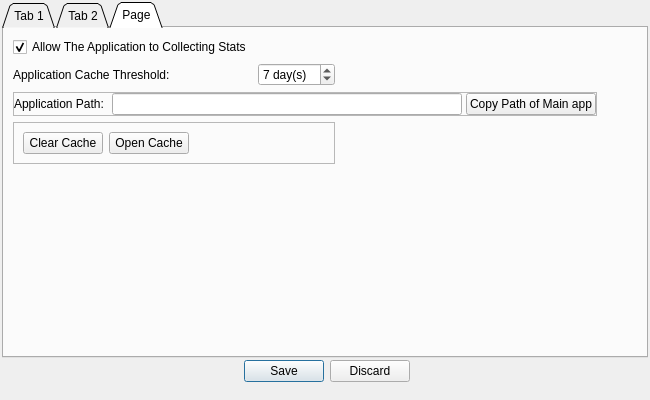
This is GUI_TranslateAndTTS/form.ui in AceCentre/AACSpeakHelper as Qt 5 draws it before an edit. The edited form follows.
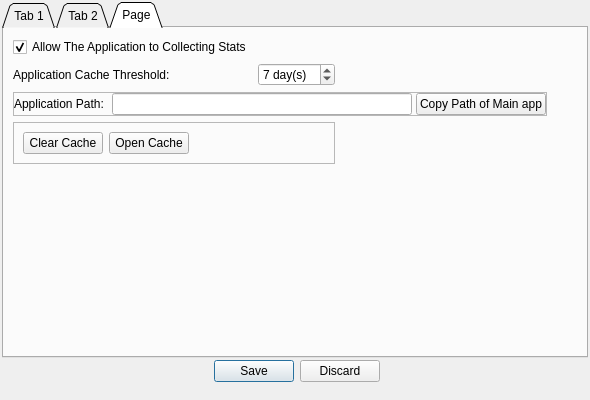
This is the edited form. The open tabs and pages were chosen to show the change. Icons and pictures are not drawn.

Commit message: First Code with UI changes Part 10: Minor Adjustment on UI size

What changed in the file:
```diff
--- a/GUI_TranslateAndTTS/form.ui
+++ b/GUI_TranslateAndTTS/form.ui
@@ -6,7 +6,7 @@
    <rect>
     <x>0</x>
     <y>0</y>
-    <width>641</width>
+    <width>588</width>
     <height>400</height>
    </rect>
   </property>
@@ -1074,7 +1074,7 @@
          </property>
          <property name="sizeHint" stdset="0">
           <size>
-           <width>40</width>
+           <width>30</width>
            <height>20</height>
           </size>
          </property>
@@ -1193,7 +1193,7 @@
          </property>
          <property name="sizeHint" stdset="0">
           <size>
-           <width>40</width>
+           <width>30</width>
            <height>20</height>
           </size>
          </property>
@@ -1259,7 +1259,7 @@
             </property>
             <property name="minimumSize">
              <size>
-              <width>350</width>
+              <width>300</width>
               <height>0</height>
              </size>
             </property>
```
The commit also changes 2 other files.
